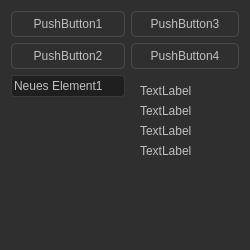
Qt form form.ui (belab/widgetTo3dTexture) before a commit.
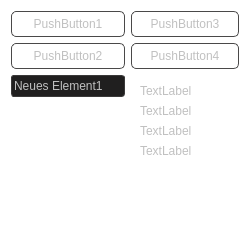
The same form after that commit. Icons and pictures are not drawn.

What changed in the file:
```diff
--- a/form.ui
+++ b/form.ui
@@ -13,6 +13,9 @@
   <property name="windowTitle">
    <string>Form</string>
   </property>
+  <property name="autoFillBackground">
+   <bool>false</bool>
+  </property>
   <property name="styleSheet">
    <string notr="true">QProgressBar:horizontal {
     border: 1px solid #3A3939;
@@ -39,6 +42,7 @@
     background-color: #302F2F;
     selection-background-color:#78879b;
     selection-color: black;
+	background: transparent;
 }
 
 QWidget:item:hover
@@ -445,6 +449,7 @@
     padding-left: 5px;
     padding-right: 5px;
     border-radius: 5px;
+	background: transparent;
 }
 
 QPushButton:disabled
```
